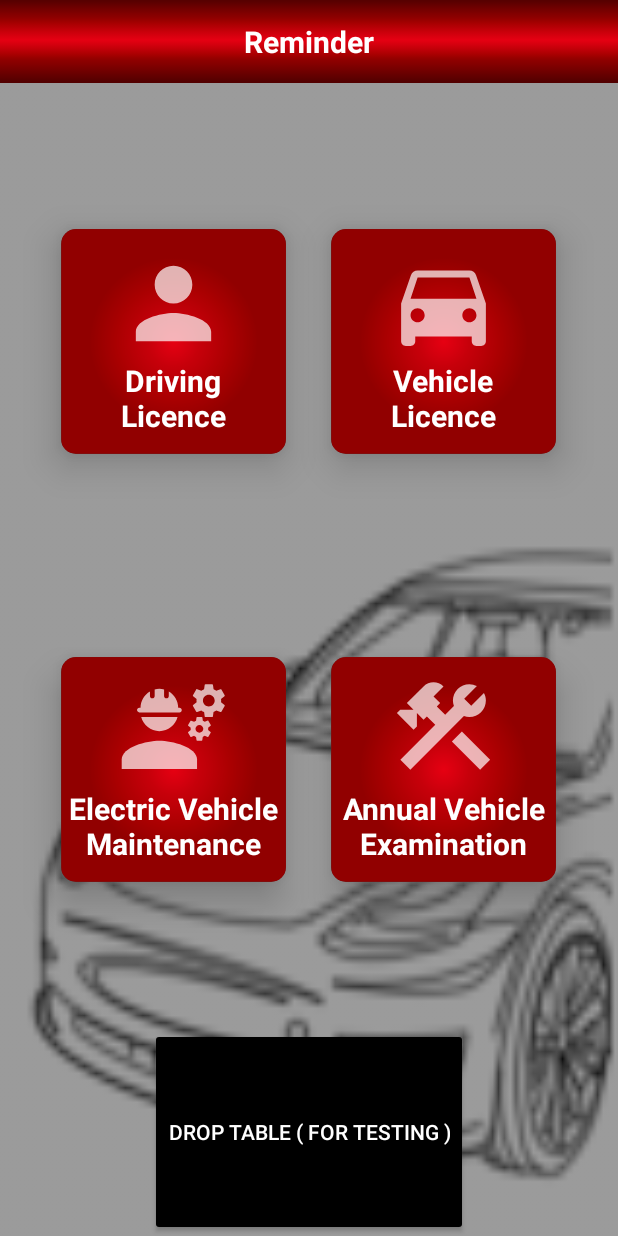
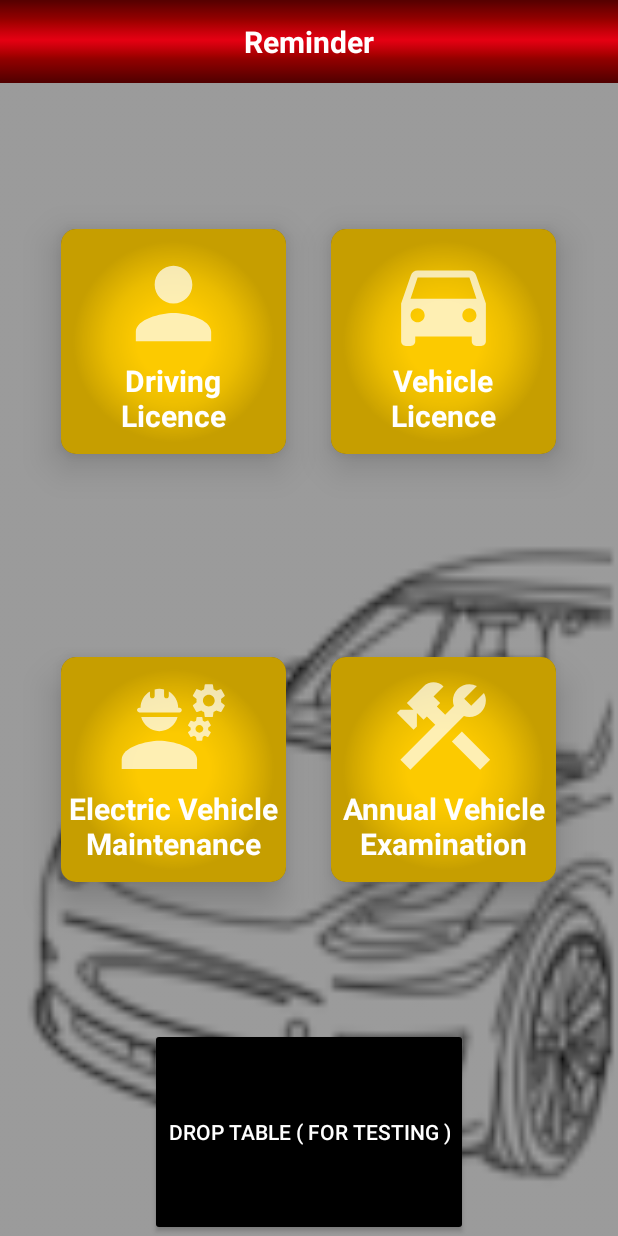
Before and after one commit to kiukiu328/FYP, an Android app: the layout fragment_reminder_main_page.xml on its own in the app's theme, with its tools: preview values and no code run, on a phone screen of 412 x 824 dp. Run offline under Robolectric (Android 15) with nearby library versions, the phone set to English and light mode, and no system bars.

Commit message:
Update fragment_reminder_main_page.xml

```diff
--- a/EVhelper/app/src/main/res/layout/fragment_reminder_main_page.xml
+++ b/EVhelper/app/src/main/res/layout/fragment_reminder_main_page.xml
@@ -75,7 +75,7 @@
                     android:orientation="vertical"
                     android:gravity="center"
                     android:layout_gravity="center_horizontal|center_vertical"
-                    android:background="@drawable/icon_color"
+                    android:background="@drawable/icon_color2"
                     >
                     <ImageView
                         android:layout_width="75dp"
@@ -106,7 +106,7 @@
                     android:orientation="vertical"
                     android:gravity="center"
                     android:layout_gravity="center_horizontal|center_vertical"
-                    android:background="@drawable/icon_color">
+                    android:background="@drawable/icon_color2">
                     <ImageView
                         android:layout_width="75dp"
                         android:layout_height="75dp"
@@ -144,7 +144,7 @@
                     android:orientation="vertical"
                     android:gravity="center"
                     android:layout_gravity="center_horizontal|center_vertical"
-                    android:background="@drawable/icon_color">
+                    android:background="@drawable/icon_color2">
                     <ImageView
                         android:layout_width="75dp"
                         android:layout_height="75dp"
@@ -173,7 +173,7 @@
                     android:orientation="vertical"
                     android:gravity="center"
                     android:layout_gravity="center_horizontal|center_vertical"
-                    android:background="@drawable/icon_color">
+                    android:background="@drawable/icon_color2">
                     <ImageView
                         android:layout_width="75dp"
                         android:layout_height="75dp"
```
